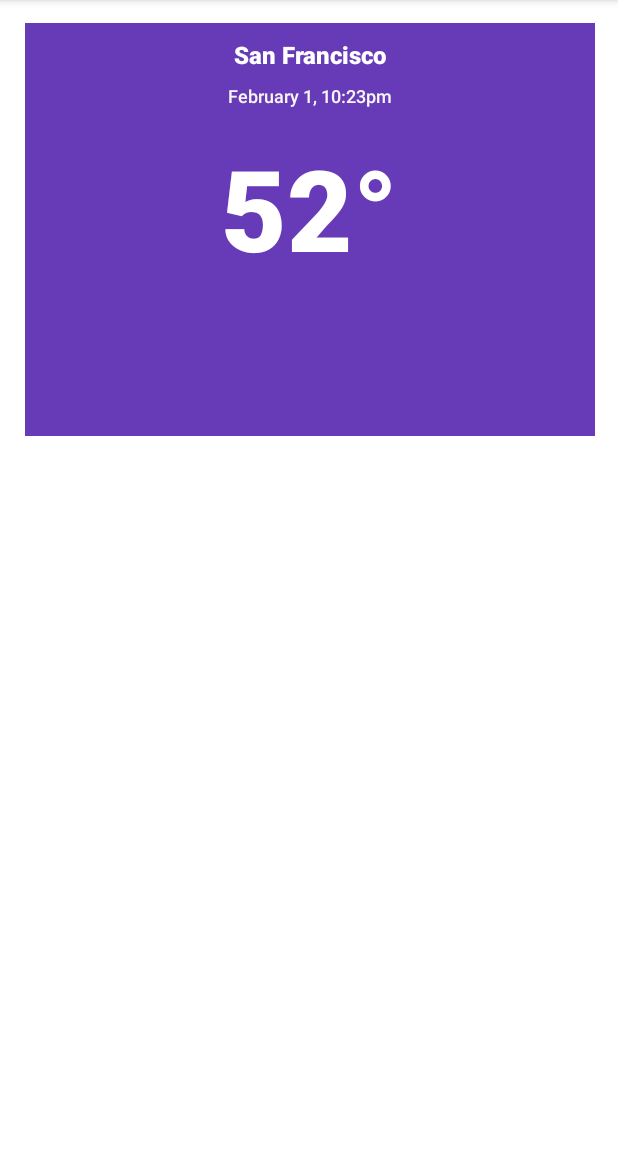
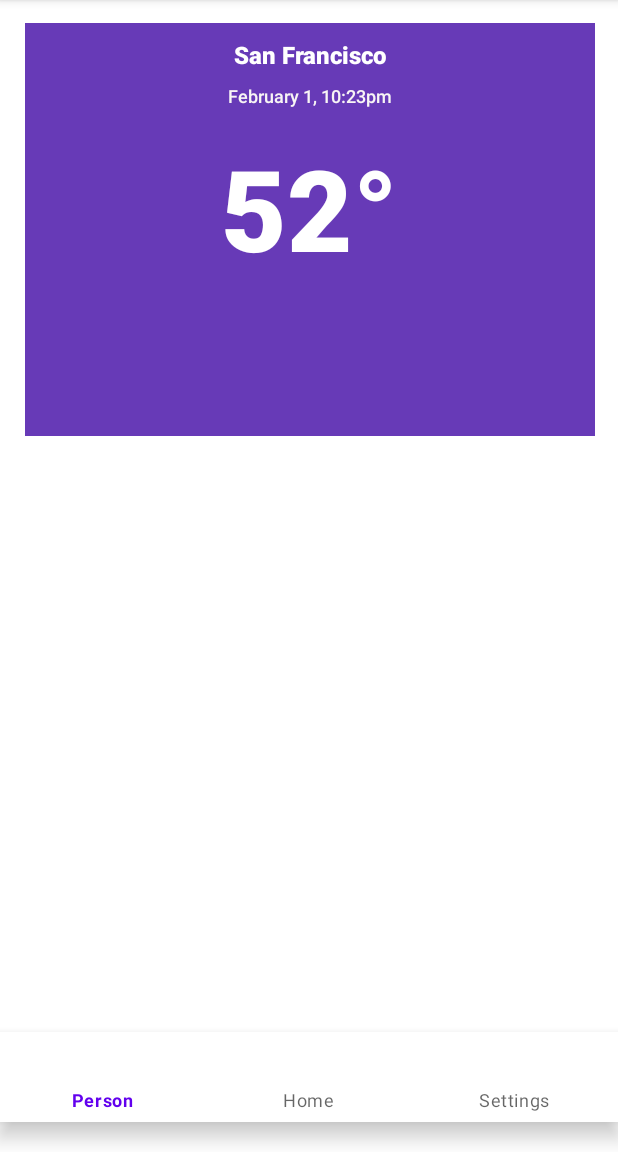
Before and after one commit to baruma/BASELINE, an Android app: the screen it shows after launch (MainActivity), on a phone screen of 412 x 824 dp, the part 84-1236 px from its top. Run offline under Robolectric (Android 15) with nearby library versions, the phone set to English and light mode, and no system bars; our stand-ins replace Dagger/Hilt's generated code, data binding; 1 statement that could not run was skipped.

Commit message:
write xml for nav_graph and set bottom navigation bar to main activity.

```diff
--- a/app/build.gradle
+++ b/app/build.gradle
@@ -89,6 +89,10 @@ dependencies {
     implementation "androidx.navigation:navigation-fragment-ktx:$nav_version"
     implementation "androidx.navigation:navigation-ui-ktx:$nav_version"
 
+    //Android Navigation Architecture
+    implementation "androidx.navigation:navigation-fragment-ktx:$nav_version"
+    implementation "androidx.navigation:navigation-ui-ktx:$nav_version"
+
     // Testing Navigation
     androidTestImplementation "androidx.navigation:navigation-testing:$nav_version"
 
--- a/app/src/main/AndroidManifest.xml
+++ b/app/src/main/AndroidManifest.xml
@@ -19,7 +19,7 @@
         android:theme="@style/Theme.BASELINE"
         tools:targetApi="31">
         <activity
-            android:name=".ui.MainActivity"
+            android:name=".ui.currentWeather.MainActivity"
             android:exported="true">
             <intent-filter>
                 <action android:name="android.intent.action.MAIN" />
--- a/app/src/main/java/com/haque/baseline/ui/CurrentWeatherViewModel.kt
+++ b/app/src/main/java/com/haque/baseline/ui/currentWeather/CurrentWeatherViewModel.kt
@@ -1,4 +1,4 @@
-package com.haque.baseline.ui
+package com.haque.baseline.ui.currentWeather
 
 import androidx.lifecycle.LiveData
 import androidx.lifecycle.MutableLiveData
--- a/app/src/main/java/com/haque/baseline/ui/daily/DailyWeatherRecyclerAdapter.kt
+++ b/app/src/main/java/com/haque/baseline/ui/currentWeather/daily/DailyWeatherRecyclerAdapter.kt
@@ -1,4 +1,4 @@
-package com.haque.baseline.ui.daily
+package com.haque.baseline.ui.currentWeather.daily
 
 import android.view.LayoutInflater
 import android.view.ViewGroup
@@ -34,7 +34,7 @@ class DailyWeatherRecyclerAdapter(private val dataList: MutableList<DailyForecas
             parent,
             false
         )
-        return DailyWeatherRecyclerAdapter.DailyForecastedWeatherViewHolder(binding)
+        return DailyForecastedWeatherViewHolder(binding)
     }
     override fun getItemCount(): Int {
         return dataList.count()
--- a/app/src/main/java/com/haque/baseline/ui/hourly/HourlyRecyclerAdapter.kt
+++ b/app/src/main/java/com/haque/baseline/ui/currentWeather/hourly/HourlyRecyclerAdapter.kt
@@ -1,4 +1,4 @@
-package com.haque.baseline.ui.hourly
+package com.haque.baseline.ui.currentWeather.hourly
 
 import android.view.LayoutInflater
 import android.view.ViewGroup
--- /dev/null
+++ b/app/src/main/java/com/haque/baseline/ui/search/SearchFragment.kt
@@ -0,0 +1,6 @@
+package com.haque.baseline.ui.search
+
+import androidx.fragment.app.Fragment
+
+class SearchFragment: Fragment() {
+}
--- a/app/src/main/res/layout/weather_fragment.xml
+++ b/app/src/main/res/layout/weather_fragment.xml
@@ -6,7 +6,7 @@
     <data>
         <variable
             name="viewModel"
-            type="com.haque.baseline.ui.CurrentWeatherViewModel" />
+            type="com.haque.baseline.ui.currentWeather.CurrentWeatherViewModel" />
     </data>
 
     <androidx.constraintlayout.widget.ConstraintLayout
@@ -101,5 +101,31 @@
             android:scrollbars="horizontal"
             tools:listitem="@layout/day_weather_card"/>
 
+<!--        <androidx.fragment.app.FragmentContainerView-->
+<!--            android:id="@+id/nav_host_fragment_container"-->
+<!--            android:name="androidx.navigation.fragment.NavHostFragment"-->
+<!--            android:layout_width="0dp"-->
+<!--            android:layout_height="0dp"-->
+<!--            app:layout_constraintLeft_toLeftOf="parent"-->
+<!--            app:layout_constraintRight_toRightOf="parent"-->
+<!--            app:layout_constraintTop_toTopOf="parent"-->
+<!--            app:layout_constraintBottom_toBottomOf="parent"-->
+
+<!--            app:defaultNavHost="true"-->
+<!--            app:navGraph="@navigation/nav_graph" />-->
+
+        <com.google.android.material.bottomnavigation.BottomNavigationView
+            android:id="@+id/bottomNav"
+            android:layout_width="match_parent"
+            android:layout_height="60dp"
+            android:layout_alignParentBottom="true"
+            android:layout_marginBottom="20dp"
+            app:layout_constraintBottom_toBottomOf="parent"
+            app:layout_constraintEnd_toEndOf="parent"
+            app:layout_constraintHorizontal_bias="0.5"
+            app:layout_constraintStart_toStartOf="parent"
+            app:menu="@menu/bottom_nav_menu"
+            android:scrollIndicators="left"/>
+
     </androidx.constraintlayout.widget.ConstraintLayout>
 </layout>
--- /dev/null
+++ b/app/src/main/res/menu/bottom_nav_menu.xml
@@ -0,0 +1,12 @@
+<?xml version="1.0" encoding="utf-8"?>
+<menu xmlns:android="http://schemas.android.com/apk/res/android">
+    <item
+        android:id="@+id/person"
+        android:title="Person" />
+    <item
+        android:id="@+id/home"
+        android:title="Home" />
+    <item
+        android:id="@+id/settings"
+        android:title="Settings" />
+</menu>
--- a/app/src/main/res/navigation/nav_graph.xml
+++ b/app/src/main/res/navigation/nav_graph.xml
@@ -1,13 +1,17 @@
 <?xml version="1.0" encoding="utf-8"?>
 <navigation xmlns:android="http://schemas.android.com/apk/res/android"
     xmlns:app="http://schemas.android.com/apk/res-auto"
-    xmlns:tools="http://schemas.android.com/tools"
     android:id="@+id/nav_graph"
     app:startDestination="@id/mainActivity">
 
     <activity
         android:id="@+id/mainActivity"
-        android:name="com.haque.baseline.ui.MainActivity"
-        android:label="activity_main"
-        tools:layout="@layout/activity_main" />
+        android:name="com.haque.baseline.ui.currentWeather.MainActivity"
+        android:label="MainActivity" />
+    <fragment
+        android:id="@+id/searchFragment"
+        android:name="com.haque.baseline.ui.search.SearchFragment"
+        android:label="SearchFragment" >
+    </fragment>
+
 </navigation>
```
Also changed, not shown: app/src/main/java/com/haque/baseline/ui/currentWeather/MainActivity.kt (renamed from app/src/main/java/com/haque/baseline/ui/MainActivity.kt, +32 -5 lines), app/src/main/res/layout/activity_main.xml (deleted, +0 -18 lines), app/src/main/res/layout/search_fragment.xml (added, +18 -0 lines).
